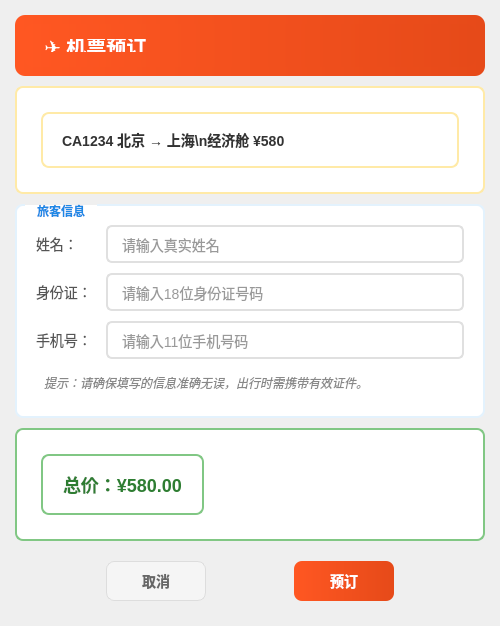
This is Client/bookingdialog.ui in smallsmallrui214/FlightBookingSystem as Qt 5 draws it before an edit. The edited form follows.
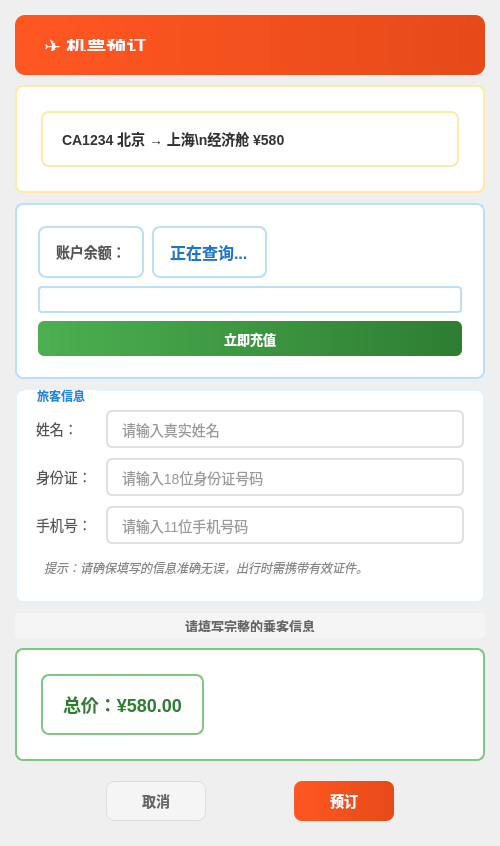
This is the edited form.

Patch:
```diff
--- a/Client/bookingdialog.ui
+++ b/Client/bookingdialog.ui
@@ -7,7 +7,7 @@
     <x>0</x>
     <y>0</y>
     <width>500</width>
-    <height>626</height>
+    <height>700</height>  <!-- 增加高度 -->
    </rect>
   </property>
   <property name="windowTitle">
@@ -102,6 +102,124 @@
      </layout>
     </widget>
    </item>
+
+   <!-- 新增：余额信息框架 -->
+   <item>
+    <widget class="QFrame" name="balanceFrame">
+     <property name="styleSheet">
+      <string notr="true">QFrame {
+    background: white;
+    border: 2px solid #bbdefb;
+    border-radius: 8px;
+    padding: 12px;
+}</string>
+     </property>
+     <property name="frameShape">
+      <enum>QFrame::Shape::StyledPanel</enum>
+     </property>
+     <property name="frameShadow">
+      <enum>QFrame::Shadow::Raised</enum>
+     </property>
+     <layout class="QVBoxLayout" name="verticalLayout_3">
+      <property name="spacing">
+       <number>8</number>
+      </property>
+      <item>
+       <layout class="QHBoxLayout" name="balanceInfoLayout">
+        <item>
+         <widget class="QLabel" name="balanceTitleLabel">
+          <property name="styleSheet">
+           <string notr="true">QLabel {
+    color: #555;
+    font-size: 14px;
+    font-weight: bold;
+}</string>
+          </property>
+          <property name="text">
+           <string>账户余额：</string>
+          </property>
+         </widget>
+        </item>
+        <item>
+         <widget class="QLabel" name="balanceLabel">
+          <property name="styleSheet">
+           <string notr="true">QLabel {
+    color: #1976d2;
+    font-size: 16px;
+    font-weight: bold;
+}</string>
+          </property>
+          <property name="text">
+           <string>正在查询...</string>
+          </property>
+         </widget>
+        </item>
+        <item>
+         <spacer name="horizontalSpacer_5">
+          <property name="orientation">
+           <enum>Qt::Orientation::Horizontal</enum>
+          </property>
+          <property name="sizeHint" stdset="0">
+           <size>
+            <width>40</width>
+            <height>20</height>
+           </size>
+          </property>
+         </spacer>
+        </item>
+       </layout>
+      </item>
+      <item>
+       <widget class="QLabel" name="balanceStatusLabel">
+        <property name="styleSheet">
+         <string notr="true">QLabel {
+    font-size: 13px;
+    font-weight: bold;
+    padding: 4px 8px;
+    border-radius: 4px;
+}</string>
+        </property>
+        <property name="text">
+         <string/>
+        </property>
+       </widget>
+      </item>
+      <item>
+       <widget class="QPushButton" name="rechargeButton">
+        <property name="minimumSize">
+         <size>
+          <width>0</width>
+          <height>35</height>
+         </size>
+        </property>
+        <property name="styleSheet">
+         <string notr="true">QPushButton {
+    background: qlineargradient(x1:0, y1:0, x2:1, y2:0, stop:0 #4CAF50, stop:1 #2E7D32);
+    color: white;
+    border: none;
+    border-radius: 6px;
+    padding: 8px 16px;
+    font-size: 13px;
+    font-weight: bold;
+}
+
+QPushButton:hover {
+    background: qlineargradient(x1:0, y1:0, x2:1, y2:0, stop:0 #43A047, stop:1 #1B5E20);
+}
+
+QPushButton:pressed {
+    background: qlineargradient(x1:0, y1:0, x2:1, y2:0, stop:0 #388E3C, stop:1 #0D47A1);
+}</string>
+        </property>
+        <property name="text">
+         <string>立即充值</string>
+        </property>
+       </widget>
+      </item>
+     </layout>
+    </widget>
+   </item>
+
    <item>
     <widget class="QGroupBox" name="passengerGroupBox">
      <property name="styleSheet">
@@ -291,6 +409,35 @@
      </layout>
     </widget>
    </item>
+
+   <!-- 新增：状态提示标签 -->
+   <item>
+    <widget class="QLabel" name="statusLabel">
+     <property name="minimumSize">
+      <size>
+       <width>0</width>
+       <height>25</height>
+      </size>
+     </property>
+     <property name="styleSheet">
+      <string notr="true">QLabel {
+    color: #666;
+    font-size: 13px;
+    font-weight: bold;
+    padding: 6px;
+    border-radius: 4px;
+    background-color: #f5f5f5;
+}</string>
+     </property>
+     <property name="text">
+      <string>请填写完整的乘客信息</string>
+     </property>
+     <property name="alignment">
+      <set>Qt::AlignmentFlag::AlignCenter</set>
+     </property>
+    </widget>
+   </item>
+
    <item>
     <widget class="QFrame" name="priceFrame">
      <property name="styleSheet">
```
Left out of the diff: 1 changed line with no effect on the pictures.
